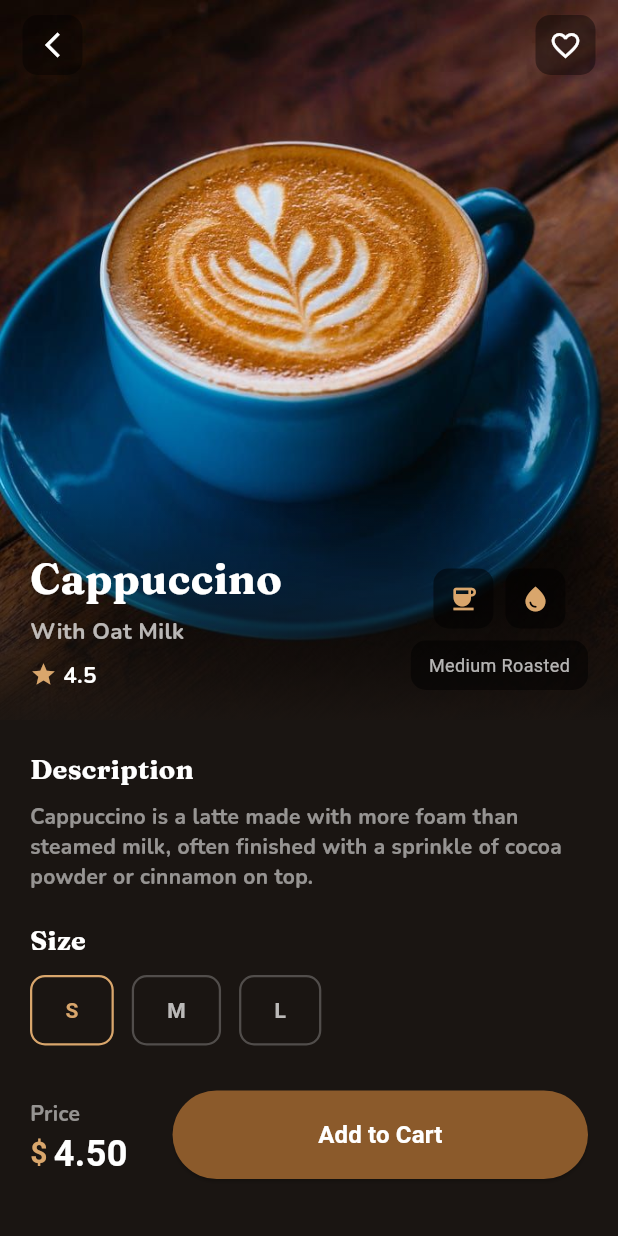
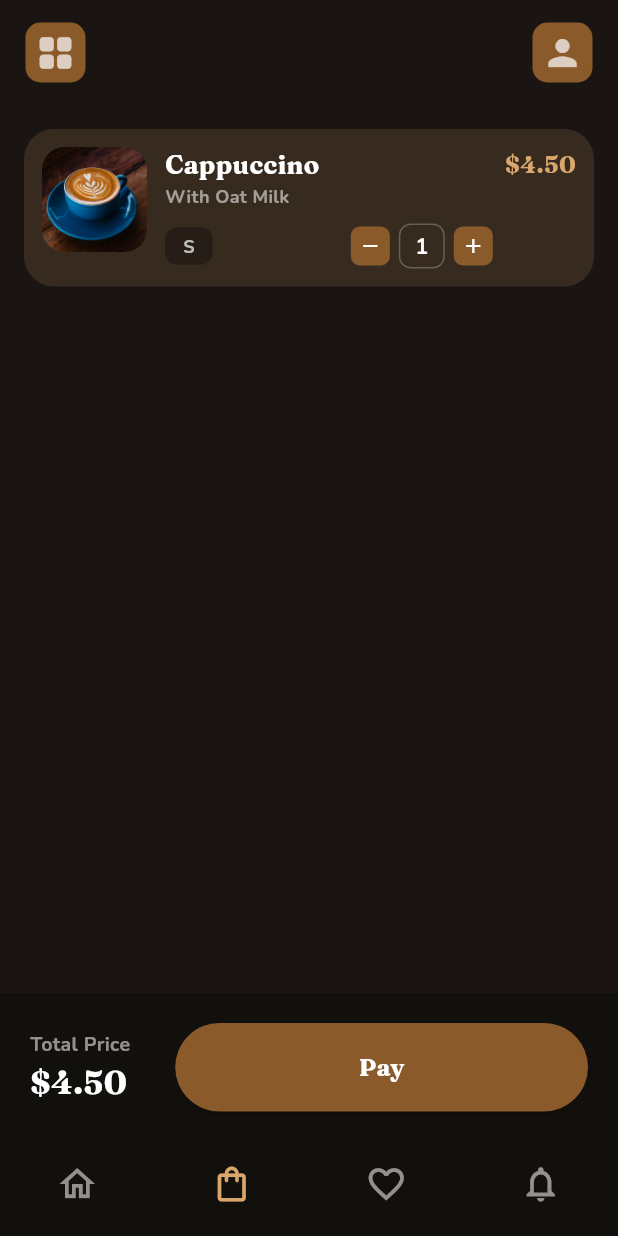
Before and after one commit to Bee-19/CoffeeShop_UI, a Flutter app: the CoffeeDetailPage screen opened directly with sample values from the repository, after a tap on "Add to Cart", on a phone screen of 412 x 824 dp. Run offline on Flutter 3.47's test engine with Material 3 defaults, Android fonts, the phone set to English and light mode, and no system bars; our stand-ins replace google_fonts.

Commit message:
Cart Page complete

```diff
--- /dev/null
+++ b/lib/CartManager.dart
@@ -0,0 +1,37 @@
+import 'package:coffeeshop_ui/Item_List.dart';
+import 'package:flutter/material.dart';
+
+class CartEntry {
+  final CoffeeItem item;
+  final String? size;
+  int quantity;
+
+  CartEntry({required this.item, this.size, this.quantity = 1});
+  double get total => item.price * quantity;
+}
+
+class CartManager {
+  // private constructor
+  // the underscore forbids from creating a spearate cart
+  CartManager._();
+
+  static final CartManager instance = CartManager._();
+
+  final List<CartEntry> Entry = [];
+
+  void add(CoffeeItem item, {String? size, int quantity = 1}) {
+    //"where" filters the list down to matches; comparing by name since
+    // CoffeeItem doesn't have a unique id field
+    final match = Entry.where(
+      (e) => e.item.name == item.name && e.size == size,
+    );
+    if (match.isNotEmpty) {
+      match.first.quantity += quantity;
+    } else {
+      Entry.add(CartEntry(item: item, size: size, quantity: quantity));
+    }
+  }
+
+  // "fold" walks through the list once, keeping a running sum (starts at 0)
+  double get totalPrice => Entry.fold(0, (sum, e) => sum + e.total);
+}
--- /dev/null
+++ b/lib/CartPage.dart
@@ -0,0 +1,241 @@
+import 'package:flutter/material.dart';
+import 'package:coffeeshop_ui/BoldText.dart';
+import 'package:coffeeshop_ui/LightText.dart';
+import 'package:coffeeshop_ui/CartManager.dart';
+import 'package:coffeeshop_ui/Head_Nav.dart';
+
+// Widget used
+// _cartCard(CartEntry entry, int index)
+// _quantityStepper(CartEntry entry, int index)
+// _stepBtn(IconData icon, VoidCallback onTap)
+// _totalAndPayBar(List<CartEntry> entries)
+
+class CartPage extends StatefulWidget {
+  const CartPage({super.key});
+
+  @override
+  State<CartPage> createState() => _CartPageState();
+}
+
+class _CartPageState extends State<CartPage> {
+  @override
+  Widget build(BuildContext context) {
+    final Entry = CartManager.instance.Entry;
+
+    return Scaffold(
+      backgroundColor: const Color(0xFF1A1512),
+      body: SafeArea(
+        child: Column(
+          children: [
+            // header
+            Header(),
+            Expanded(
+              child: Entry.isEmpty
+                  ? Center(
+                      child: LightText(
+                        text: 'Your cart is empty',
+                        size: 16,
+                        color: Colors.white54,
+                      ),
+                    )
+                  : ListView.builder(
+                      padding: const EdgeInsets.all(16),
+                      itemCount: Entry.length,
+                      itemBuilder: (context, index) {
+                        final entry = Entry[index];
+                        return _cartCard(entry, index); // one row per entry
+                      },
+                    ),
+            ),
+
+            // Total price + Pay button
+            _totalAndPayBar(Entry),
+          ],
+        ),
+      ),
+
+      // nav bar
+      bottomNavigationBar: NavBar(
+        currentIndex: 1,
+        onTap: (index) {
+          if (index == 0) Navigator.pop(context); // tapping home icon goes back
+        },
+      ),
+    );
+  }
+
+  // builds ONE cart row
+  Widget _cartCard(CartEntry entry, int index) {
+    return Container(
+      margin: const EdgeInsets.only(bottom: 16),
+      padding: const EdgeInsets.all(12),
+      decoration: BoxDecoration(
+        color: const Color(0xFFD9A66C).withValues(alpha: 0.15),
+        borderRadius: BorderRadius.circular(20),
+      ),
+      child: Row(
+        crossAxisAlignment: CrossAxisAlignment.start,
+        children: [
+          // coffee image
+          Container(
+            height: 70,
+            width: 70,
+            decoration: BoxDecoration(
+              image: DecorationImage(
+                image: AssetImage(entry.item.imagePath),
+                fit: BoxFit.cover,
+              ),
+              borderRadius: BorderRadius.circular(15),
+            ),
+          ),
+          const SizedBox(width: 12),
+
+          // middle column
+          Expanded(
+            child: Column(
+              crossAxisAlignment: CrossAxisAlignment.start,
+              children: [
+                BoldText(text: entry.item.name, size: 17, color: Colors.white),
+                LightText(
+                  text: entry.item.description,
+                  size: 12,
+                  color: Colors.white54,
+                ),
+                const SizedBox(height: 10),
+                Row(
+                  mainAxisAlignment: MainAxisAlignment.spaceBetween,
+                  children: [
+                    // show size
+                    if (entry.size != null)
+                      Container(
+                        padding: const EdgeInsets.symmetric(
+                          horizontal: 12,
+                          vertical: 4,
+                        ),
+                        decoration: BoxDecoration(
+                          color: Colors.black.withValues(alpha: 0.3),
+                          borderRadius: BorderRadius.circular(8),
+                        ),
+                        child: LightText(
+                          text: entry.size!, // ! tells Dart "trust me, this isn't null here"
+                          size: 12,
+                          color: Colors.white70,
+                        ),
+                      )
+                    else
+                      SizedBox.shrink(), // keeps layout stable
+
+                    _quantityStepper(entry, index),
+                  ],
+                ),
+              ],
+            ),
+          ),
+          const SizedBox(width: 8),
+          //(price × quantity)
+          BoldText(
+            text: '\$${entry.total.toStringAsFixed(2)}',
+            size: 16,
+            color: Color(0xFFD9A66C),
+          ),
+        ],
+      ),
+    );
+  }
+
+  // the +/- button
+  Widget _quantityStepper(CartEntry entry, int index) {
+    return Row(
+      children: [
+        // minus button
+        _stepBtn(Icons.remove, () {
+          setState(() {
+            if (entry.quantity > 1) {
+              entry.quantity--; // just reduce the count
+            } else {
+              // remove the whole row when 0
+              CartManager.instance.Entry.removeAt(index);
+            }
+          });
+        }),
+
+        Container(
+          margin: const EdgeInsets.symmetric(horizontal: 6),
+          padding: const EdgeInsets.symmetric(horizontal: 10, vertical: 4),
+          decoration: BoxDecoration(
+            border: Border.all(color: Colors.white24),
+            borderRadius: BorderRadius.circular(8),
+          ),
+          child: LightText(
+            text: '${entry.quantity}',
+            size: 14,
+            color: Colors.white,
+          ),
+        ),
+
+        // plus button
+        _stepBtn(Icons.add, () => setState(() => entry.quantity++)),
+      ],
+    );
+  }
+
+  // small reusable circular button
+  Widget _stepBtn(IconData icon, VoidCallback onTap) {
+    return GestureDetector(
+      onTap: onTap,
+      child: Container(
+        height: 26,
+        width: 26,
+        decoration: BoxDecoration(
+          color: const Color(0xFF8B5A2B),
+          borderRadius: BorderRadius.circular(6),
+        ),
+        child: Icon(icon, size: 16, color: Colors.white),
+      ),
+    );
+  }
+
+  // the bottom bar showing grand total + Pay button
+  Widget _totalAndPayBar(List<CartEntry> Entry) {
+    return Container(
+      padding: const EdgeInsets.symmetric(horizontal: 20, vertical: 20),
+      decoration: const BoxDecoration(
+        color: Color(0xFF12100D),
+      ), // same shade as your nav bar
+      child: Row(
+        children: [
+          Column(
+            crossAxisAlignment: CrossAxisAlignment.start,
+            children: [
+              LightText(text: 'Total Price', size: 13, color: Colors.white54),
+              BoldText(
+                text: '\$${CartManager.instance.totalPrice.toStringAsFixed(2)}',
+                size: 22,
+                color: Colors.white,
+              ),
+            ],
+          ),
+          const SizedBox(width: 30),
+          Expanded(
+            child: ElevatedButton(
+              // onPressed: null makes a button unclickable —
+              onPressed: Entry.isEmpty
+                  ? null
+                  : () {
+                      // 🔻 hook your real checkout/payment logic here later
+                    },
+              style: ElevatedButton.styleFrom(
+                backgroundColor: const Color(0xFF8B5A2B),
+                padding: const EdgeInsets.symmetric(vertical: 18),
+                shape: RoundedRectangleBorder(
+                  borderRadius: BorderRadius.circular(30),
+                ),
+              ),
+              child: BoldText(text: 'Pay', size: 16, color: Colors.white),
+            ),
+          ),
+        ],
+      ),
+    );
+  }
+}
--- a/lib/CoffeeDetailPage.dart
+++ b/lib/CoffeeDetailPage.dart
@@ -48,7 +48,7 @@ class _CoffeeDetailPageState extends State<CoffeeDetailPage> {
                         end: Alignment.bottomCenter,
                         colors: [
                           Colors.transparent,
-                          const Color(0xFF1A1512).withValues(alpha: 0.95),
+                          Color(0xFF1A1512).withValues(alpha: 0.95),
                         ],
                       ),
                     ),
@@ -58,13 +58,11 @@ class _CoffeeDetailPageState extends State<CoffeeDetailPage> {
                 // back + like buttons
                 SafeArea(
                   child: Padding(
-                    padding: const EdgeInsets.symmetric(
-                      horizontal: 15,
-                      vertical: 10,
-                    ),
+                    padding: EdgeInsets.symmetric(horizontal: 15, vertical: 10),
                     child: Row(
                       mainAxisAlignment: MainAxisAlignment.spaceBetween,
                       children: [
+                        // back arrow
                         GestureDetector(
                           onTap: () => Navigator.pop(context),
                           child: Container(
@@ -74,7 +72,7 @@ class _CoffeeDetailPageState extends State<CoffeeDetailPage> {
                               color: Colors.black.withValues(alpha: 0.4),
                               borderRadius: BorderRadius.circular(10),
                             ),
-                            child: const Icon(
+                            child: Icon(
                               Icons.arrow_back_ios_new,
                               size: 20,
                               color: Colors.white,
@@ -192,10 +190,7 @@ class _CoffeeDetailPageState extends State<CoffeeDetailPage> {
         color: Colors.black.withValues(alpha: 0.5),
         borderRadius: BorderRadius.circular(10),
       ),
-      child: Text(
-        label,
-        style: const TextStyle(color: Colors.white70, fontSize: 12),
-      ),
+      child: Text(label, style: TextStyle(color: Colors.white70, fontSize: 12)),
     );
   }
 }
--- a/lib/CoffeeDetailPage2.dart
+++ b/lib/CoffeeDetailPage2.dart
@@ -2,6 +2,8 @@ import 'package:flutter/material.dart';
 import 'package:coffeeshop_ui/BoldText.dart';
 import 'package:coffeeshop_ui/LightText.dart';
 import 'package:coffeeshop_ui/Item_List.dart';
+import 'package:coffeeshop_ui/CartManager.dart';
+import 'package:coffeeshop_ui/CartPage.dart';
 
 class CoffeeDetailPage2 extends StatefulWidget {
   final CoffeeItem item;
@@ -21,12 +23,12 @@ class _CoffeeDetailPage2State extends State<CoffeeDetailPage2> {
     final item = widget.item;
 
     return Padding(
-      padding: const EdgeInsets.symmetric(horizontal: 20, vertical: 20),
+      padding: EdgeInsets.symmetric(horizontal: 20, vertical: 20),
       child: Column(
         crossAxisAlignment: CrossAxisAlignment.start,
         children: [
           BoldText(text: 'Description', size: 18, color: Colors.white),
-          const SizedBox(height: 8),
+          SizedBox(height: 8),
           LightText(
             text: item.longDescription,
             size: 14,
@@ -34,26 +36,21 @@ class _CoffeeDetailPage2State extends State<CoffeeDetailPage2> {
             textOverflow: TextOverflow.visible,
             maxLines: null,
           ),
-          const SizedBox(height: 20),
+          SizedBox(height: 20),
 
           BoldText(text: 'Size', size: 18, color: Colors.white),
-          const SizedBox(height: 10),
+          SizedBox(height: 10),
           Row(
             children: List.generate(sizes.length, (index) {
               final selected = selectedSize == index;
               return GestureDetector(
                 onTap: () => setState(() => selectedSize = index),
                 child: Container(
-                  margin: const EdgeInsets.only(right: 12),
-                  padding: const EdgeInsets.symmetric(
-                    horizontal: 22,
-                    vertical: 12,
-                  ),
+                  margin: EdgeInsets.only(right: 12),
+                  padding: EdgeInsets.symmetric(horizontal: 22, vertical: 12),
                   decoration: BoxDecoration(
                     border: Border.all(
-                      color: selected
-                          ? const Color(0xFFD9A66C)
-                          : Colors.white24,
+                      color: selected ? Color(0xFFD9A66C) : Colors.white24,
                       width: 1.5,
                     ),
                     borderRadius: BorderRadius.circular(10),
@@ -61,9 +58,7 @@ class _CoffeeDetailPage2State extends State<CoffeeDetailPage2> {
                   child: Text(
                     sizes[index],
                     style: TextStyle(
-                      color: selected
-                          ? const Color(0xFFD9A66C)
-                          : Colors.white70,
+                      color: selected ? Color(0xFFD9A66C) : Colors.white70,
                       fontWeight: FontWeight.w600,
                     ),
                   ),
@@ -93,7 +88,7 @@ class _CoffeeDetailPage2State extends State<CoffeeDetailPage2> {
                       const SizedBox(width: 4),
                       Text(
                         item.price.toStringAsFixed(2),
-                        style: const TextStyle(
+                        style: TextStyle(
                           color: Colors.white,
                           fontSize: 24,
                           fontWeight: FontWeight.bold,
@@ -107,16 +102,20 @@ class _CoffeeDetailPage2State extends State<CoffeeDetailPage2> {
               Expanded(
                 child: ElevatedButton(
                   onPressed: () {
-                    // 🔻 hook your add-to-cart logic here
+                    CartManager.instance.add(item, size: sizes[selectedSize]);
+                    Navigator.push(
+                      context,
+                      MaterialPageRoute(builder: (context) => CartPage()),
+                    );
                   },
                   style: ElevatedButton.styleFrom(
-                    backgroundColor: const Color(0xFF8B5A2B),
-                    padding: const EdgeInsets.symmetric(vertical: 18),
+                    backgroundColor: Color(0xFF8B5A2B),
+                    padding: EdgeInsets.symmetric(vertical: 18),
                     shape: RoundedRectangleBorder(
                       borderRadius: BorderRadius.circular(30),
                     ),
                   ),
-                  child: const Text(
+                  child: Text(
                     'Add to Cart',
                     style: TextStyle(
                       color: Colors.white,
--- /dev/null
+++ b/lib/Head_Nav.dart
@@ -0,0 +1,84 @@
+import 'package:flutter/material.dart';
+
+class Header extends StatelessWidget {
+  const Header({super.key});
+
+  @override
+  Widget build(BuildContext context) {
+    return Container(
+      padding: EdgeInsets.symmetric(horizontal: 17, vertical: 15),
+      width: double.infinity,
+      child: Row(
+        mainAxisAlignment: MainAxisAlignment.spaceBetween,
+        children: [
+          Container(
+            height: 40,
+            width: 40,
+            decoration: BoxDecoration(
+              color: Color(0xFF8B5A2B),
+              borderRadius: BorderRadius.circular(10),
+            ),
+            child: Icon(
+              Icons.grid_view_rounded,
+              size: 28,
+              color: Colors.white70,
+            ),
+          ),
+          Container(
+            height: 40,
+            width: 40,
+            decoration: BoxDecoration(
+              color: Color(0xFF8B5A2B),
+              borderRadius: BorderRadius.circular(10),
+            ),
+            child: Icon(Icons.person, size: 28, color: Colors.white70),
+          ),
+        ],
+      ),
+    );
+  }
+}
+
+class NavBar extends StatelessWidget {
+  final int currentIndex; // current page in index
+  final ValueChanged<int> onTap;
+  const NavBar({super.key, required this.currentIndex, required this.onTap});
+
+  @override
+  Widget build(BuildContext context) {
+    return Container(
+      decoration: BoxDecoration(
+        color: const Color(0xFF12100D), // one shade darker than 0xFF1A1512
+      ),
+      child: BottomNavigationBar(
+        currentIndex: currentIndex, // the current Page
+        onTap: onTap, // the page that is tapped
+        type: BottomNavigationBarType.fixed,
+        backgroundColor: Colors.transparent,
+        selectedItemColor: const Color(0xFFD9A66C), // your caramel accent
+        unselectedItemColor: Colors.white54,
+        showSelectedLabels: false,
+        showUnselectedLabels: false,
+        elevation: 0,
+        items: const [
+          BottomNavigationBarItem(
+            icon: Icon(Icons.home_outlined, size: 28),
+            label: '',
+          ),
+          BottomNavigationBarItem(
+            icon: Icon(Icons.shopping_bag_outlined, size: 28),
+            label: '',
+          ),
+          BottomNavigationBarItem(
+            icon: Icon(Icons.favorite_border, size: 28),
+            label: '',
+          ),
+          BottomNavigationBarItem(
+            icon: Icon(Icons.notifications_outlined, size: 28),
+            label: '',
+          ),
+        ],
+      ),
+    );
+  }
+}
--- a/lib/HomePage.dart
+++ b/lib/HomePage.dart
@@ -1,9 +1,11 @@
 import 'package:flutter/material.dart';
 import 'package:coffeeshop_ui/BoldText.dart';
-import 'package:coffeeshop_ui/LightText.dart';
 import 'package:coffeeshop_ui/Home_Tile.dart';
 import 'package:coffeeshop_ui/Home_Tile2.dart';
 import 'package:coffeeshop_ui/Item_List.dart';
+import 'package:coffeeshop_ui/CartPage.dart';
+
+import 'Head_Nav.dart';
 
 class HomePage extends StatelessWidget {
   HomePage({super.key});
@@ -13,78 +15,24 @@ class HomePage extends StatelessWidget {
   Widget build(BuildContext context) {
     return SafeArea(
       child: Scaffold(
-        bottomNavigationBar: Container(
-          decoration: BoxDecoration(
-            color: const Color(0xFF12100D), // one shade darker than 0xFF1A1512
-          ),
-          child: BottomNavigationBar(
-            type: BottomNavigationBarType.fixed,
-            backgroundColor: Colors.transparent,
-            selectedItemColor: const Color(0xFFD9A66C), // your caramel accent
-            unselectedItemColor: Colors.white54,
-            showSelectedLabels: false,
-            showUnselectedLabels: false,
-            elevation: 0,
-            items: const [
-              BottomNavigationBarItem(
-                icon: Icon(Icons.home_outlined, size: 28),
-                label: '',
-              ),
-              BottomNavigationBarItem(
-                icon: Icon(Icons.shopping_bag_outlined, size: 28),
-                label: '',
-              ),
-              BottomNavigationBarItem(
-                icon: Icon(Icons.favorite_border, size: 28),
-                label: '',
-              ),
-              BottomNavigationBarItem(
-                icon: Icon(Icons.notifications_outlined, size: 28),
-                label: '',
-              ),
-            ],
-          ),
+        // Head_Nav file
+        bottomNavigationBar: NavBar(
+          currentIndex: 0,
+          onTap: (index) {
+            if (index == 1) {
+              Navigator.push(
+                context,
+                MaterialPageRoute(builder: (context) => CartPage()),
+              );
+            }
+          },
         ),
         // Gives Access to Scrolling
         body: SingleChildScrollView(
           child: Column(
             crossAxisAlignment: CrossAxisAlignment.start,
             children: [
-              Container(
-                padding: EdgeInsets.symmetric(horizontal: 17, vertical: 15),
-                width: double.infinity,
-                child: Row(
-                  mainAxisAlignment: MainAxisAlignment.spaceBetween,
-                  children: [
-                    Container(
-                      height: 40,
-                      width: 40,
-                      decoration: BoxDecoration(
-                        color: Color(0xFF8B5A2B),
-                        borderRadius: BorderRadius.circular(10),
-                      ),
-                      child: Icon(
-                        Icons.grid_view_rounded,
-                        size: 28,
-                        color: Colors.white70,
-                      ),
-                    ),
-                    Container(
-                      height: 40,
-                      width: 40,
-                      decoration: BoxDecoration(
-                        color: Color(0xFF8B5A2B),
-                        borderRadius: BorderRadius.circular(10),
-                      ),
-                      child: Icon(
-                        Icons.person,
-                        size: 28,
-                        color: Colors.white70,
-                      ),
-                    ),
-                  ],
-                ),
-              ),
+              Header(),
               Padding(
                 padding: const EdgeInsets.all(10.0),
                 child: Column(
--- a/lib/Home_Tile.dart
+++ b/lib/Home_Tile.dart
@@ -1,8 +1,5 @@
 import 'package:flutter/material.dart';
-import 'package:coffeeshop_ui/BoldText.dart';
 import 'package:coffeeshop_ui/LightText.dart';
-import 'package:coffeeshop_ui/Home_Tile.dart';
-import 'package:coffeeshop_ui/Home_Tile2.dart';
 import 'package:coffeeshop_ui/Item_List.dart';
 import 'package:coffeeshop_ui/CoffeeDetailPage.dart';
 
@@ -120,7 +117,33 @@ class Home_Tile extends StatelessWidget {
                                       SizedBox(width: 37),
                                     ],
                                   ),
-                                  Container(
+                                  // the plus sign popup
+                                  GestureDetector(
+                                    onTap: () {
+                                      showModalBottomSheet(
+                                        context: context,
+                                        isScrollControlled: true,
+                                        backgroundColor: Colors.transparent,
+                                        builder: (context) {
+                                          return ClipRRect(
+                                            borderRadius: BorderRadius.vertical(
+                                              top: Radius.circular(30),
+                                            ),
+                                            child: SizedBox(
+                                              height:
+                                                  MediaQuery.of(context)
+                                                      .size
+                                                      .height *
+                                                  0.85,
+                                              child: CoffeeDetailPage(
+                                                item: item,
+                                              ),
+                                            ),
+                                          );
+                                        },
+                                      );
+                                    },
+                                    child: Container(
                                       child: Icon(
                                         Icons.add,
                                         size: 20,
@@ -132,6 +155,7 @@ class Home_Tile extends StatelessWidget {
                                         color: Color(0xFFD9A66C)
                                             .withValues(alpha: 0.6),
                                         borderRadius: BorderRadius.circular(10),
+                                      ),
                                     ),
                                   ),
                                 ],
--- a/lib/Home_Tile2.dart
+++ b/lib/Home_Tile2.dart
@@ -1,8 +1,6 @@
 import 'package:flutter/material.dart';
 import 'package:coffeeshop_ui/BoldText.dart';
 import 'package:coffeeshop_ui/LightText.dart';
-import 'package:coffeeshop_ui/Home_Tile.dart';
-import 'package:coffeeshop_ui/Home_Tile2.dart';
 import 'package:coffeeshop_ui/Item_List.dart';
 import 'package:coffeeshop_ui/CoffeeDetailPage.dart';
 
```
Lines whose indentation alone changed are shown as unchanged.
